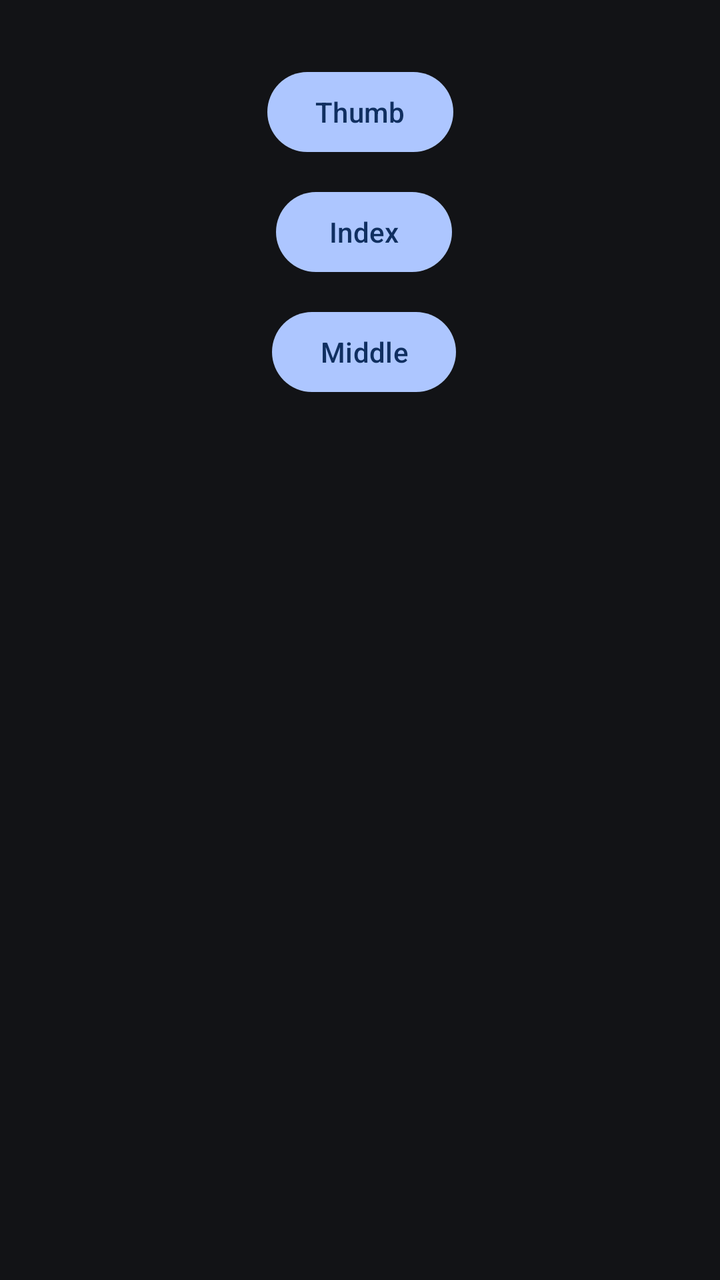
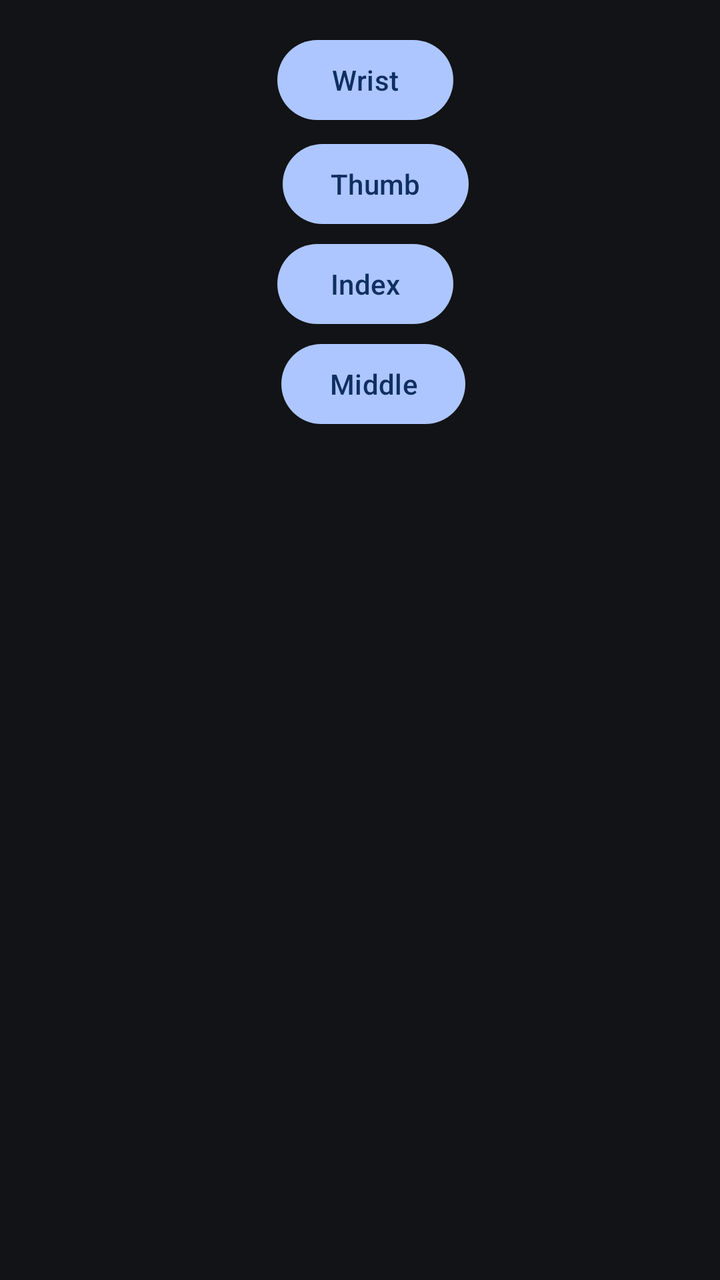

An Android layout rendered at two revisions. The XML below is the earlier revision; the diff shows what the commit changed to produce the second picture.
<!-- AndroidManifest.xml: application theme Theme.Material3.DynamicColors.Dark -->
<!-- res/layout/activity_which.xml -->
<?xml version="1.0" encoding="utf-8"?>
<androidx.constraintlayout.widget.ConstraintLayout xmlns:android="http://schemas.android.com/apk/res/android"
    xmlns:app="http://schemas.android.com/apk/res-auto"
    xmlns:tools="http://schemas.android.com/tools"
    android:layout_width="match_parent"
    android:layout_height="match_parent"
    tools:context=".WhichActivity">


    <Button
        android:id="@+id/t1Butt"
        android:layout_width="wrap_content"
        android:layout_height="wrap_content"
        android:layout_marginTop="32dp"
        android:text="Thumb"
        app:layout_constraintEnd_toEndOf="parent"
        app:layout_constraintStart_toStartOf="parent"
        app:layout_constraintTop_toTopOf="parent" />

    <Button
        android:id="@+id/t2Butt"
        android:layout_width="wrap_content"
        android:layout_height="wrap_content"
        android:layout_marginTop="12dp"
        android:text="Index"
        app:layout_constraintEnd_toEndOf="parent"
        app:layout_constraintHorizontal_bias="0.507"
        app:layout_constraintStart_toStartOf="parent"
        app:layout_constraintTop_toBottomOf="@+id/t1Butt" />

    <Button
        android:id="@+id/t3Butt"
        android:layout_width="wrap_content"
        android:layout_height="wrap_content"
        android:layout_marginTop="12dp"
        android:text="Middle"
        app:layout_constraintEnd_toEndOf="parent"
        app:layout_constraintHorizontal_bias="0.507"
        app:layout_constraintStart_toStartOf="parent"
        app:layout_constraintTop_toBottomOf="@+id/t2Butt" />
</androidx.constraintlayout.widget.ConstraintLayout>
<!-- resources referenced by this layout -->
<resources>

</resources>

<!-- the commit's change to res/layout/activity_which.xml (unified diff, before → after) -->
@@ -11,9 +11,21 @@
         android:id="@+id/t1Butt"
         android:layout_width="wrap_content"
         android:layout_height="wrap_content"
-        android:layout_marginTop="32dp"
+        android:layout_marginTop="4dp"
         android:text="Thumb"
         app:layout_constraintEnd_toEndOf="parent"
+        app:layout_constraintHorizontal_bias="0.529"
+        app:layout_constraintStart_toStartOf="parent"
+        app:layout_constraintTop_toBottomOf="@+id/t4Butt" />
+
+    <Button
+        android:id="@+id/t4Butt"
+        android:layout_width="wrap_content"
+        android:layout_height="wrap_content"
+        android:layout_marginTop="16dp"
+        android:text="Wrist"
+        app:layout_constraintEnd_toEndOf="parent"
+        app:layout_constraintHorizontal_bias="0.51"
         app:layout_constraintStart_toStartOf="parent"
         app:layout_constraintTop_toTopOf="parent" />
 
@@ -21,10 +33,10 @@
         android:id="@+id/t2Butt"
         android:layout_width="wrap_content"
         android:layout_height="wrap_content"
-        android:layout_marginTop="12dp"
+        android:layout_marginTop="2dp"
         android:text="Index"
         app:layout_constraintEnd_toEndOf="parent"
-        app:layout_constraintHorizontal_bias="0.507"
+        app:layout_constraintHorizontal_bias="0.51"
         app:layout_constraintStart_toStartOf="parent"
         app:layout_constraintTop_toBottomOf="@+id/t1Butt" />
 
@@ -32,10 +44,10 @@
         android:id="@+id/t3Butt"
         android:layout_width="wrap_content"
         android:layout_height="wrap_content"
-        android:layout_marginTop="12dp"
+        android:layout_marginTop="2dp"
         android:text="Middle"
         app:layout_constraintEnd_toEndOf="parent"
-        app:layout_constraintHorizontal_bias="0.507"
+        app:layout_constraintHorizontal_bias="0.525"
         app:layout_constraintStart_toStartOf="parent"
         app:layout_constraintTop_toBottomOf="@+id/t2Butt" />
 </androidx.constraintlayout.widget.ConstraintLayout>
